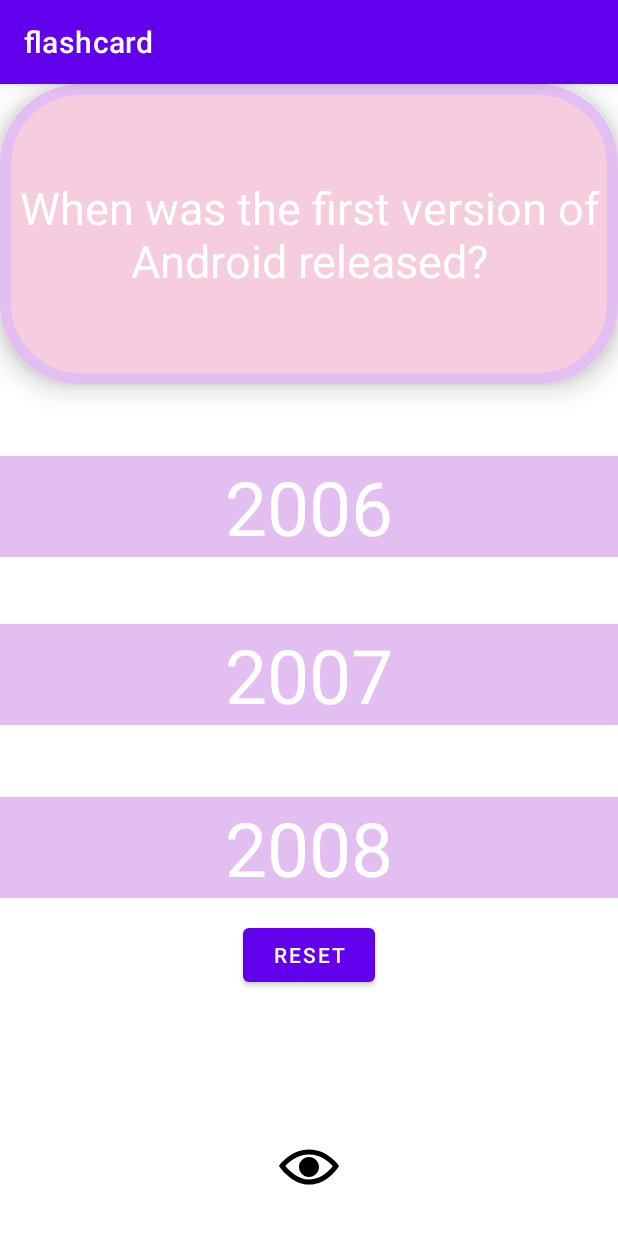
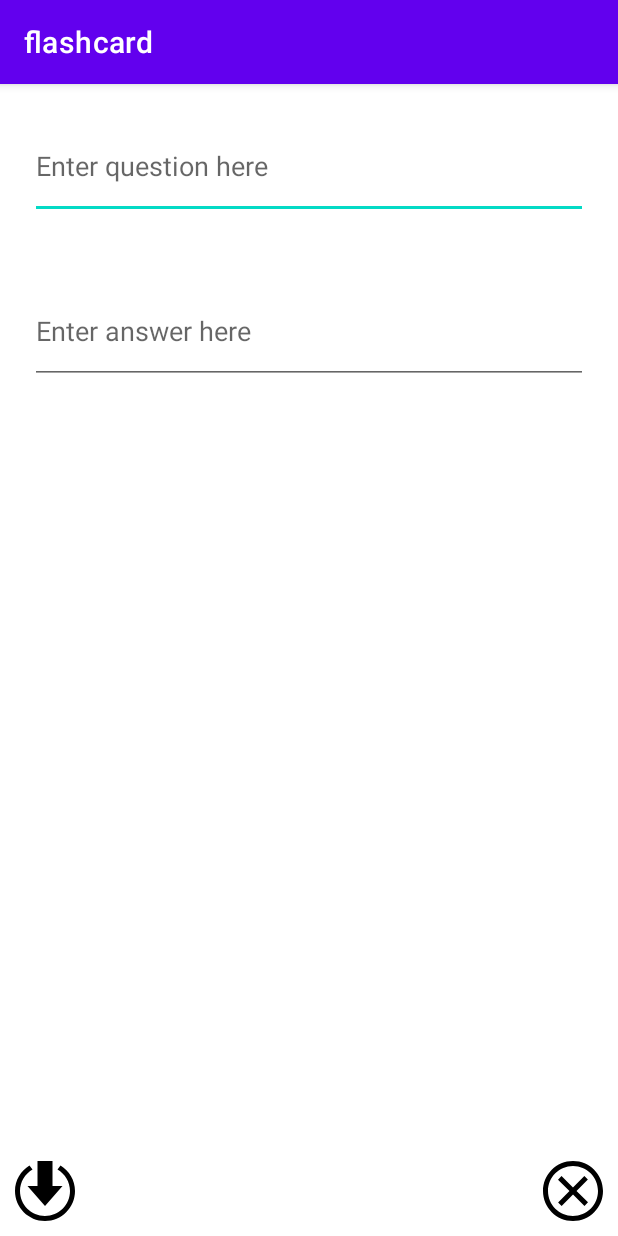
Before and after one commit to Ferduse/flashcard-app, an Android app: the screen it shows after launch (MainActivity before the commit, AddCardActivity after it), on a phone screen of 412 x 824 dp. Run offline under Robolectric (Android 15) with nearby library versions, the phone set to English and light mode, and no system bars.

Commit message:
Lab 2 Completed

```diff
--- a/app/src/main/AndroidManifest.xml
+++ b/app/src/main/AndroidManifest.xml
@@ -9,6 +9,7 @@
         android:roundIcon="@mipmap/ic_launcher_round"
         android:supportsRtl="true"
         android:theme="@style/Theme.Flashcard">
+        <activity android:name=".AddCardActivity"></activity>
         <activity android:name=".MainActivity">
             <intent-filter>
                 <action android:name="android.intent.action.MAIN" />
--- /dev/null
+++ b/app/src/main/java/com/example/flashcard/AddCardActivity.java
@@ -0,0 +1,46 @@
+package com.example.flashcard;
+
+import android.content.Intent;
+import android.os.Bundle;
+import android.view.View;
+import android.widget.EditText;
+
+import androidx.appcompat.app.AppCompatActivity;
+
+public class AddCardActivity extends AppCompatActivity {
+
+    @Override
+    protected void onCreate(Bundle savedInstanceState) {
+        super.onCreate(savedInstanceState);
+        setContentView(R.layout.activity_add_card);
+
+        findViewById(R.id.cancelBtn).setOnClickListener(new View.OnClickListener() {
+            @Override
+            public void onClick(View v) {
+                finish();
+            }
+        });
+
+        findViewById(R.id.saveBtn).setOnClickListener(new View.OnClickListener() {
+            @Override
+            public void onClick(View v) {
+                String card_q = ((EditText) findViewById(R.id.questionPlace)).getText().toString();
+                String card_a = ((EditText) findViewById(R.id.answerPlace)).getText().toString();
+
+
+                Intent data = new Intent();
+                data.putExtra("question", card_q);
+                data.putExtra("answer", card_a);
+                setResult(RESULT_OK, data);
+                finish();
+            }
+
+        });
+
+        String s1 = getIntent().getStringExtra("question");
+        String s2 = getIntent().getStringExtra("answer");
+
+
+
+    }
+}
--- a/app/src/main/java/com/example/flashcard/MainActivity.java
+++ b/app/src/main/java/com/example/flashcard/MainActivity.java
@@ -1,5 +1,6 @@
 package com.example.flashcard;
 
+import android.content.Intent;
 import android.os.Bundle;
 import android.view.View;
 import android.widget.Button;
@@ -21,6 +22,7 @@
         TextView choiceThree = findViewById(R.id.choiceThree);
         ImageView toggle = findViewById(R.id.toggle);
         Button buttonR = findViewById(R.id.buttonR);
+        ImageView add = (ImageView) findViewById(R.id.add);
 
         //for the button.
         final boolean[] showAnswers = {true};
@@ -79,6 +81,8 @@
             }
         });
 
+
+
         // to show the choices and hide the choices
         toggle.setOnClickListener(new View.OnClickListener() {
             @Override
@@ -101,5 +105,31 @@
             }
         });
 
+        findViewById(R.id.add).setOnClickListener(new View.OnClickListener() {
+            @Override
+            public void onClick(View v) {
+                Intent intent = new Intent(MainActivity.this, AddCardActivity.class);
+                MainActivity.this.startActivity(intent);
+            }
+
+        });
+
+        Intent intent = new Intent(MainActivity.this, AddCardActivity.class);
+        intent.putExtra("question", " ");
+        intent.putExtra("answer", " ");
+        MainActivity.this.startActivityForResult(intent, 100);
+
     }
+    @Override
+    protected void onActivityResult(int requestCode, int resultCode, Intent data) {
+        super.onActivityResult(requestCode, resultCode, data);
+        if (requestCode == 100) { // this 100 needs to match the 100 we used when we called startActivityForResult!
+            String question = data.getExtras().getString("question"); // 'string1' needs to match the key we used when we put the string in the Intent
+            String answer = data.getExtras().getString("answer");
+
+            ((TextView) findViewById(R.id.question)).setText(question);
+            ((TextView) findViewById(R.id.answer)).setText(answer);
+        }
+    }
+
 }
--- /dev/null
+++ b/app/src/main/res/drawable/cancel.xml
@@ -0,0 +1,9 @@
+<vector xmlns:android="http://schemas.android.com/apk/res/android"
+    android:width="24dp"
+    android:height="24dp"
+    android:viewportWidth="24"
+    android:viewportHeight="24">
+  <path
+      android:fillColor="#FF000000"
+      android:pathData="M12,2c5.514,0 10,4.486 10,10s-4.486,10 -10,10 -10,-4.486 -10,-10 4.486,-10 10,-10zM12,0c-6.627,0 -12,5.373 -12,12s5.373,12 12,12 12,-5.373 12,-12 -5.373,-12 -12,-12zM18,16.538l-4.592,-4.548 4.546,-4.587 -1.416,-1.403 -4.545,4.589 -4.588,-4.543 -1.405,1.405 4.593,4.552 -4.547,4.592 1.405,1.405 4.555,-4.596 4.591,4.55 1.403,-1.416z"/>
+</vector>
--- /dev/null
+++ b/app/src/main/res/drawable/save.xml
@@ -0,0 +1,9 @@
+<vector xmlns:android="http://schemas.android.com/apk/res/android"
+    android:width="24dp"
+    android:height="24dp"
+    android:viewportWidth="24"
+    android:viewportHeight="24">
+  <path
+      android:fillColor="#FF000000"
+      android:pathData="M15,10h4l-7,8 -7,-8h4v-10h6v10zM18.213,1.754l-1.213,1.599c2.984,1.732 5,4.955 5,8.647 0,5.514 -4.486,10 -10,10s-10,-4.486 -10,-10c0,-3.692 2.016,-6.915 5,-8.647l-1.213,-1.599c-3.465,2.103 -5.787,5.897 -5.787,10.246 0,6.627 5.373,12 12,12s12,-5.373 12,-12c0,-4.349 -2.322,-8.143 -5.787,-10.246z"/>
+</vector>
--- /dev/null
+++ b/app/src/main/res/layout/activity_add_card.xml
@@ -0,0 +1,47 @@
+<?xml version="1.0" encoding="utf-8"?>
+<RelativeLayout xmlns:android="http://schemas.android.com/apk/res/android"
+    xmlns:app="http://schemas.android.com/apk/res-auto"
+    xmlns:tools="http://schemas.android.com/tools"
+    android:layout_width="match_parent"
+    android:layout_height="match_parent"
+    tools:context=".AddCardActivity">
+
+
+    <EditText
+        android:id="@+id/questionPlace"
+        android:hint="Enter question here"
+        android:inputType="textMultiLine"
+        android:layout_width="match_parent"
+        android:layout_height="70dp"
+        android:layout_margin="20dp" />
+    <EditText
+        android:id="@+id/answerPlace"
+        android:hint="Enter answer here"
+        android:inputType="textMultiLine"
+        android:layout_below="@id/questionPlace"
+        android:layout_width="match_parent"
+        android:layout_height="70dp"
+        android:layout_margin="20dp" />
+
+    <ImageView
+        android:id="@+id/cancelBtn"
+        android:layout_width="40dp"
+        android:layout_height="40dp"
+        android:layout_alignParentRight="true"
+        android:layout_alignParentBottom="true"
+        android:layout_marginBottom="10dp"
+        android:layout_marginRight="10dp"
+        android:src="@drawable/cancel" />
+
+    <ImageView
+        android:id="@+id/saveBtn"
+        android:layout_width="40dp"
+        android:layout_height="40dp"
+        android:layout_alignParentLeft="true"
+        android:layout_alignParentBottom="true"
+        android:layout_marginBottom="10dp"
+        android:layout_marginLeft="10dp"
+        android:src="@drawable/save" />
+
+
+</RelativeLayout>
--- a/app/src/main/res/layout/activity_main.xml
+++ b/app/src/main/res/layout/activity_main.xml
@@ -41,8 +41,8 @@
         android:layout_alignParentStart="true"
         android:layout_alignParentTop="true"
         android:layout_centerHorizontal="true"
-        android:layout_marginStart="0dp"
-        android:layout_marginTop="248dp"
+        android:layout_marginStart="-2dp"
+        android:layout_marginTop="230dp"
         android:background="#E2BEF1"
         android:gravity="center"
         android:text="2006"
@@ -57,12 +57,13 @@
         android:layout_alignParentTop="true"
         android:layout_centerInParent="true"
         android:layout_marginStart="0dp"
-        android:layout_marginTop="360dp"
+        android:layout_marginTop="325dp"
         android:background="#E2BEF1"
         android:gravity="center"
         android:text="2007"
         android:textColor="#ffffff"
         android:textSize="50sp" />
+
 
     <TextView
         android:id="@+id/choiceOne"
@@ -71,14 +72,13 @@
         android:layout_alignParentStart="true"
         android:layout_alignParentTop="true"
         android:layout_centerInParent="true"
-        android:layout_marginStart="0dp"
-        android:layout_marginTop="475dp"
+        android:layout_marginStart="-2dp"
+        android:layout_marginTop="417dp"
         android:background="#E2BEF1"
         android:gravity="center"
         android:text="2008"
         android:textColor="#ffffff"
         android:textSize="50sp" />
-
 
     <ImageView
         android:id="@+id/toggle"
@@ -86,7 +86,7 @@
         android:layout_height="40dp"
         android:layout_alignParentBottom="true"
         android:layout_centerHorizontal="true"
-        android:layout_marginBottom="26dp"
+        android:layout_marginBottom="10dp"
         android:src="@drawable/eye_open" />
 
     <Button
@@ -95,7 +95,19 @@
         android:layout_height="wrap_content"
         android:layout_below="@id/choiceThree"
         android:layout_centerInParent="true"
-        android:layout_marginTop="241dp"
+        android:layout_marginTop="197dp"
         android:gravity="center"
         android:text="Reset" />
+
+    <ImageView
+        android:id="@+id/add"
+        android:layout_width="40dp"
+        android:layout_height="40dp"
+        android:layout_alignParentRight="true"
+        android:layout_alignParentBottom="true"
+        android:layout_marginBottom="10dp"
+        android:layout_marginRight="10dp"
+        android:src="@drawable/add" />
+
+
 </RelativeLayout>
```
Also changed, not shown: app/src/main/res/drawable/add.xml (added, +9 -0 lines), 3 other files.
